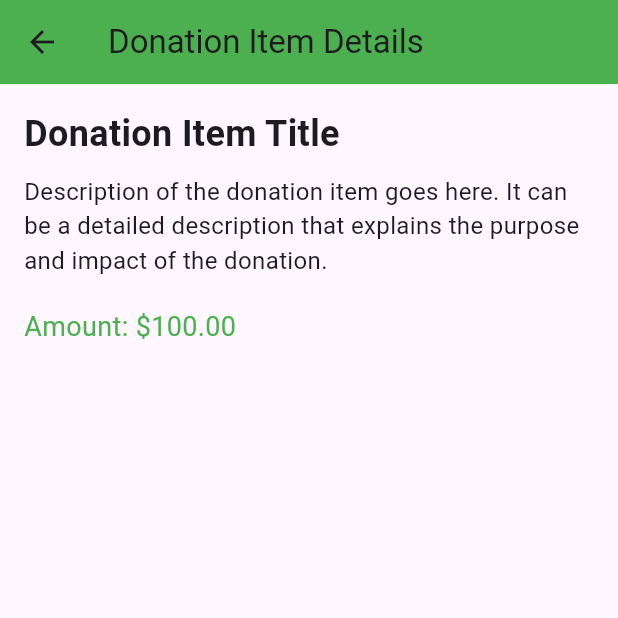
After one commit to Leta-D/INSA_Group_40, a Flutter app: the DonatedItemFullView screen opened directly, on a phone screen of 412 x 824 dp, the top half of it. The commit adds this screen. Run offline on Flutter 3.47's test engine with Material 3 defaults, Android fonts, the phone set to English and light mode, and no system bars; our stand-ins replace firebase_auth, firebase_core, geolocator, get, google_fonts, image_picker and 1 more; accounts and stored records are empty.

Commit message:
donate item frame and item full view are done

```diff
--- /dev/null
+++ b/mobile_app/kind_bridge/lib/common/donation_item.dart
@@ -0,0 +1,20 @@
+class DonationItem {
+  final String id;
+  final String name;
+  final String description;
+  final double amount;
+  final String currency;
+
+  DonationItem({
+    required this.id,
+    required this.name,
+    required this.description,
+    required this.amount,
+    required this.currency,
+  });
+
+  @override
+  String toString() {
+    return 'DonationItem{id: $id, name: $name, description: $description, amount: $amount, currency: $currency}';
+  }
+}
--- /dev/null
+++ b/mobile_app/kind_bridge/lib/common/pages/donated_item_full_view.dart
@@ -0,0 +1,35 @@
+import 'package:flutter/material.dart';
+
+class DonatedItemFullView extends StatelessWidget {
+  @override
+  Widget build(BuildContext context) {
+    return Scaffold(
+      appBar: AppBar(
+        title: Text("Donation Item Details"),
+        backgroundColor: Colors.green,
+      ),
+      body: Padding(
+        padding: EdgeInsets.all(16.0),
+        child: Column(
+          crossAxisAlignment: CrossAxisAlignment.start,
+          children: [
+            Text(
+              "Donation Item Title",
+              style: TextStyle(fontSize: 24, fontWeight: FontWeight.bold),
+            ),
+            SizedBox(height: 10),
+            Text(
+              "Description of the donation item goes here. It can be a detailed description that explains the purpose and impact of the donation.",
+              style: TextStyle(fontSize: 16),
+            ),
+            SizedBox(height: 20),
+            Text(
+              "Amount: \$100.00",
+              style: TextStyle(fontSize: 18, color: Colors.green),
+            ),
+          ],
+        ),
+      ),
+    );
+  }
+}
```
Also changed, not shown: mobile_app/kind_bridge/lib/common/pages/controller/common_controller.dart (+3 -11 lines), mobile_app/kind_bridge/lib/donor/pages/my_Donation_page.dart (+21 -1 lines), mobile_app/kind_bridge/lib/donor/widgets/donated_frame_widget.dart (added, +52 -0 lines).
